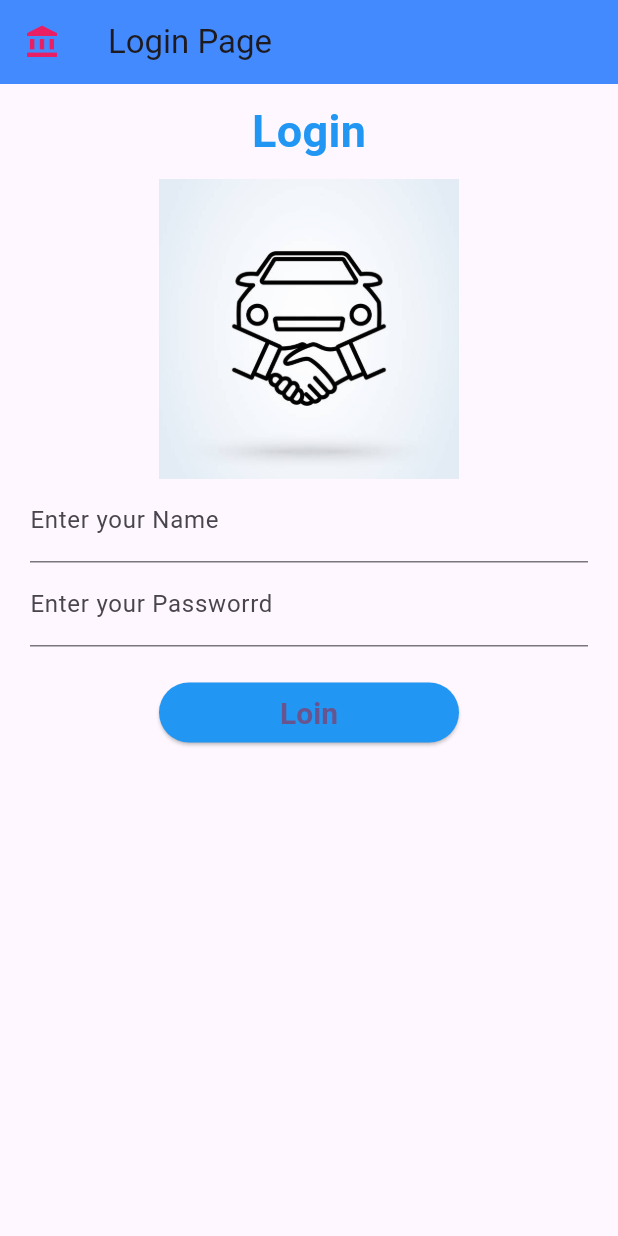
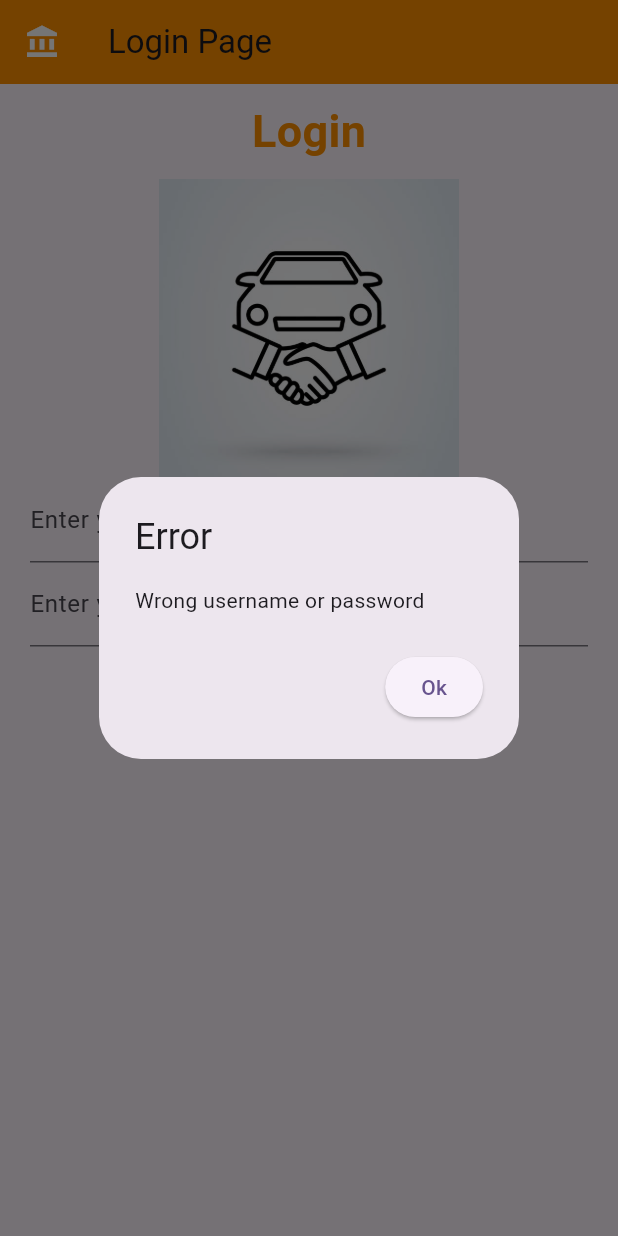
Before and after one commit to shiran02/Flutter-Project, a Flutter app: the screen it shows after launch, after a tap on "Loin", on a phone screen of 412 x 824 dp. Run offline on Flutter 3.47's test engine with Material 2 defaults, Android fonts, the phone set to English and light mode, and no system bars.

Commit message:
third commit

```diff
--- a/lib/login_page.dart
+++ b/lib/login_page.dart
@@ -1,5 +1,6 @@
 import 'package:flutter/material.dart';
 import 'package:flutter/widgets.dart';
+import 'package:login/home_page.dart';
 
 class LoginPage extends StatefulWidget {
   const LoginPage({Key? key}) : super(key: key);
@@ -9,10 +10,8 @@ class LoginPage extends StatefulWidget {
 }
 
 class _LoginPageState extends State<LoginPage> {
-
   TextEditingController _usernameController = TextEditingController();
   TextEditingController _passwordController = TextEditingController();
-
 
   //init state function run at once
   //it use such as  call API etc ....
@@ -22,33 +21,31 @@ class _LoginPageState extends State<LoginPage> {
     super.initState();
   }
 
-
   @override
   Widget build(BuildContext context) {
     return Scaffold(
       appBar: AppBar(
-        backgroundColor: Colors.blueAccent,
+        backgroundColor: Colors.amber.shade800,
         title: Text('Login Page'),
-        leading: const Icon(Icons.account_balance ,
-            color: Colors.pink,),
+        leading: const Icon(
+          Icons.account_balance,
+          color: Colors.white,
         ),
-
+      ),
       body: Container(
         child: SingleChildScrollView(
           child: Column(
-
             children: [
-
               Container(
                 padding: EdgeInsets.symmetric(vertical: 10),
                 child: Center(
                   child: Text(
                     'Login',
                     style: TextStyle(
-                color: Colors.blue,
+                        color: Colors.amber.shade800,
                         fontSize: 30,
-                fontWeight: FontWeight.bold
-            ),),
+                        fontWeight: FontWeight.bold),
+                  ),
                 ),
               ),
               Container(
@@ -56,18 +53,16 @@ class _LoginPageState extends State<LoginPage> {
                 width: 200,
                 child: Image.asset("assets/image2.jpg"),
               ),
-
               Container(
                 padding: EdgeInsets.symmetric(horizontal: 10),
                 margin: EdgeInsets.symmetric(horizontal: 10),
                 child: Column(
                   children: [
-
                     //.............Text forms.....................................
                     Container(
                       child: TextFormField(
                         controller: _usernameController,
-                onChanged: (value){
+                        onChanged: (value) {
                           print(value);
                         },
                         decoration: InputDecoration(
@@ -90,19 +85,17 @@ class _LoginPageState extends State<LoginPage> {
                     ),
 
                     Container(
-              width:200,
+                      width: 200,
                       margin: EdgeInsets.only(top: 20),
                       child: ElevatedButton(
-
                         onPressed: loginButtonClick,
                         child: Text('Loin'),
-                style:ElevatedButton.styleFrom(
-                  primary:Colors.blue,
+                        style: ElevatedButton.styleFrom(
+                          primary: Colors.amber.shade800,
                           textStyle: TextStyle(
                               fontSize: 20,
                               fontWeight: FontWeight.bold,
-                      color: Colors.black
-                  ),
+                              color: Colors.black),
                         ),
                       ),
                     ),
@@ -112,21 +105,48 @@ class _LoginPageState extends State<LoginPage> {
                 ),
               ),
             ],
-    ),),
-
-
+          ),
+        ),
       ),
     );
   }
 
-
-  void loginButtonClick(){
-
-    if(_usernameController.text == "shiran" && _passwordController.text =="1234"){
+  void loginButtonClick() {
+    if (_usernameController.text == "shiran" &&
+        _passwordController.text == "1234") {
       print("Login success");
-    }else{
+      Navigator.push(context, MaterialPageRoute(builder: (context) => HomePage()));
+    } else {
       print("Login faild");
-    }
+      showAlertDialog(context);
 
     }
   }
+
+
+
+  showAlertDialog(BuildContext context){
+
+    Widget okButton = ElevatedButton(
+        onPressed: (){
+          Navigator.pop(context);
+        },
+        child: Text('Ok'),
+    );
+
+    AlertDialog alertDialog = AlertDialog(
+      title: Text('Error'),
+      content: Text('Wrong username or password'),
+      actions: [
+        okButton
+      ],
+    );
+
+    showDialog(
+      context: context,
+      builder: (BuildContext context) {
+        return alertDialog;
+      },
+    );
+  }
+}
--- a/lib/main.dart
+++ b/lib/main.dart
@@ -20,7 +20,7 @@ class MyApp extends StatelessWidget {
         colorScheme: ColorScheme.fromSeed(seedColor: Colors.deepPurple),
         useMaterial3: true,
       ),
-      home:  LoginPage(),
+      home:  SplashScreen(),
     );
   }
 }
--- a/lib/splash_screen.dart
+++ b/lib/splash_screen.dart
@@ -1,5 +1,6 @@
 import 'package:flutter/material.dart';
 import 'package:flutter/widgets.dart';
+import 'package:login/login_page.dart';
 
 class SplashScreen extends StatefulWidget {
   const SplashScreen({Key? key}) : super(key: key);
@@ -7,17 +8,56 @@ class SplashScreen extends StatefulWidget {
   @override
   State<SplashScreen> createState() => _SplashScreenState();
 }
+class _SplashScreenState extends State<SplashScreen> {
+  @override
+  void initState() {
+    // TODO: implement initState
+    super.initState();
+    navigationToLoginScreen(context);
+  }
 
-class _SplashScreenState extends State<SplashScreen> {
+
   @override
   Widget build(BuildContext context) {
     return Container(
-      color: Colors.amber,
+      color: Colors.amber.shade600,
       height: 230,
       width: 100,
-      child: Center(
-        child: Image.asset("assets/image.jpg"),
+      child: Column(
+        mainAxisAlignment: MainAxisAlignment.spaceBetween,
+        children: [
+          Container(
+            margin: EdgeInsets.only(top: 280),
+            child: Image.asset("assets/image.jpg"),
+          ),
+
+
+          // Container(
+          //   width: 200,
+          //   margin: EdgeInsets.only(bottom: 50),
+          //   child: ElevatedButton(
+          //     onPressed: () {
+          //       Navigator.push(context, MaterialPageRoute(builder: (context) => LoginPage()));
+          //     },
+          //     child: Text(
+          //       'Go to menu',
+          //       style: TextStyle(fontSize: 23, color: Colors.black,fontWeight: FontWeight.bold),
+          //     ),
+          //     style: ElevatedButton.styleFrom(
+          //       primary: Colors.blue.shade800,
+          //     ),
+          //   ),
+          // ),
+
+
+        ],
       ),
     );
   }
+
+  void navigationToLoginScreen(BuildContext context){
+    Future.delayed(Duration(seconds: 3),(){
+      Navigator.pushReplacement(context, MaterialPageRoute(builder: (BuildContext context)=> LoginPage()));
+    });
+  }
 }
```
Also changed, not shown: lib/home_page.dart (added, +35 -0 lines). Lines whose indentation alone changed are shown as unchanged.
